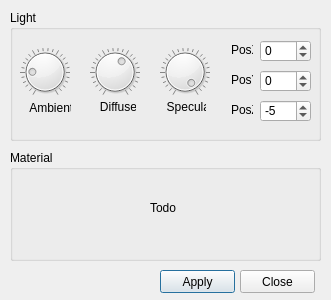
Before: the Qt Designer form misc/Mesh3D/forms/glcontrol.ui in tehnick/elmerfem, drawn with Qt 5.
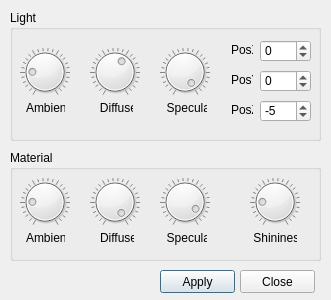
After: the same form once the commit is applied. Icons and pictures are not drawn.

Commit message: ElmerGUI: Added material control features to "View -> Lights and colors -> GL controls".

```diff
--- a/misc/Mesh3D/forms/glcontrol.ui
+++ b/misc/Mesh3D/forms/glcontrol.ui
@@ -29,12 +29,12 @@
      <rect>
       <x>10</x>
       <y>90</y>
-      <width>51</width>
+      <width>45</width>
       <height>16</height>
      </rect>
     </property>
     <property name="text" >
-     <string>   Ambient</string>
+     <string>  Ambient</string>
     </property>
    </widget>
    <widget class="QLabel" name="diffuseLabel" >
@@ -42,8 +42,8 @@
      <rect>
       <x>80</x>
       <y>90</y>
-      <width>46</width>
-      <height>14</height>
+      <width>43</width>
+      <height>16</height>
      </rect>
     </property>
     <property name="text" >
@@ -55,8 +55,8 @@
      <rect>
       <x>150</x>
       <y>90</y>
-      <width>46</width>
-      <height>14</height>
+      <width>47</width>
+      <height>16</height>
      </rect>
     </property>
     <property name="text" >
@@ -252,17 +252,120 @@
    <property name="title" >
     <string>Material</string>
    </property>
-   <widget class="QLabel" name="label" >
+   <widget class="QDial" name="matAmbientDial" >
     <property name="geometry" >
      <rect>
-      <x>140</x>
-      <y>50</y>
-      <width>41</width>
+      <x>10</x>
+      <y>20</y>
+      <width>50</width>
+      <height>64</height>
+     </rect>
+    </property>
+    <property name="value" >
+     <number>20</number>
+    </property>
+    <property name="notchesVisible" >
+     <bool>true</bool>
+    </property>
+   </widget>
+   <widget class="QDial" name="matDiffuseDial" >
+    <property name="geometry" >
+     <rect>
+      <x>80</x>
+      <y>20</y>
+      <width>50</width>
+      <height>64</height>
+     </rect>
+    </property>
+    <property name="value" >
+     <number>99</number>
+    </property>
+    <property name="notchesVisible" >
+     <bool>true</bool>
+    </property>
+   </widget>
+   <widget class="QDial" name="matSpecularDial" >
+    <property name="geometry" >
+     <rect>
+      <x>150</x>
+      <y>20</y>
+      <width>50</width>
+      <height>64</height>
+     </rect>
+    </property>
+    <property name="value" >
+     <number>90</number>
+    </property>
+    <property name="notchesVisible" >
+     <bool>true</bool>
+    </property>
+   </widget>
+   <widget class="QDial" name="matShininessDial" >
+    <property name="geometry" >
+     <rect>
+      <x>240</x>
+      <y>20</y>
+      <width>50</width>
+      <height>64</height>
+     </rect>
+    </property>
+    <property name="value" >
+     <number>20</number>
+    </property>
+    <property name="notchesVisible" >
+     <bool>true</bool>
+    </property>
+   </widget>
+   <widget class="QLabel" name="matAmbientLabel" >
+    <property name="geometry" >
+     <rect>
+      <x>10</x>
+      <y>80</y>
+      <width>45</width>
       <height>16</height>
      </rect>
     </property>
     <property name="text" >
-     <string>Todo</string>
+     <string>  Ambient</string>
+    </property>
+   </widget>
+   <widget class="QLabel" name="matDiffuseLabel" >
+    <property name="geometry" >
+     <rect>
+      <x>90</x>
+      <y>80</y>
+      <width>34</width>
+      <height>16</height>
+     </rect>
+    </property>
+    <property name="text" >
+     <string>Diffuse</string>
+    </property>
+   </widget>
+   <widget class="QLabel" name="matSpecularLabel" >
+    <property name="geometry" >
+     <rect>
+      <x>150</x>
+      <y>80</y>
+      <width>47</width>
+      <height>16</height>
+     </rect>
+    </property>
+    <property name="text" >
+     <string>  Specular</string>
+    </property>
+   </widget>
+   <widget class="QLabel" name="matShininessLabel" >
+    <property name="geometry" >
+     <rect>
+      <x>240</x>
+      <y>80</y>
+      <width>47</width>
+      <height>16</height>
+     </rect>
+    </property>
+    <property name="text" >
+     <string> Shininess</string>
     </property>
    </widget>
   </widget>
```
The commit also changes 2 other files.
